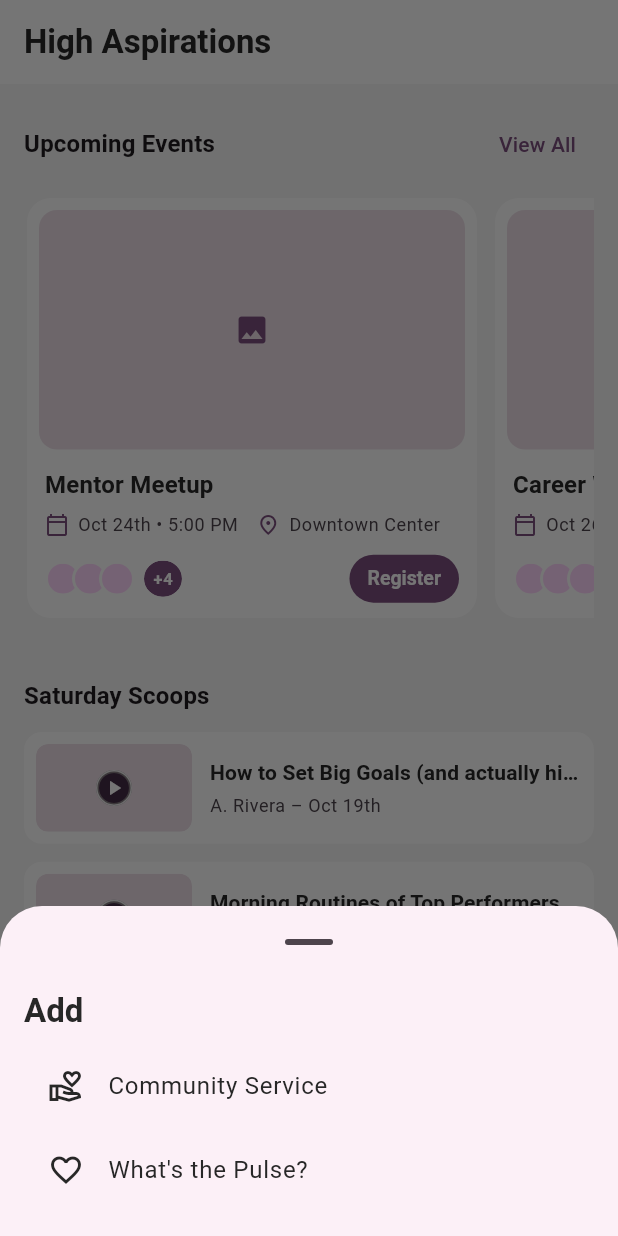
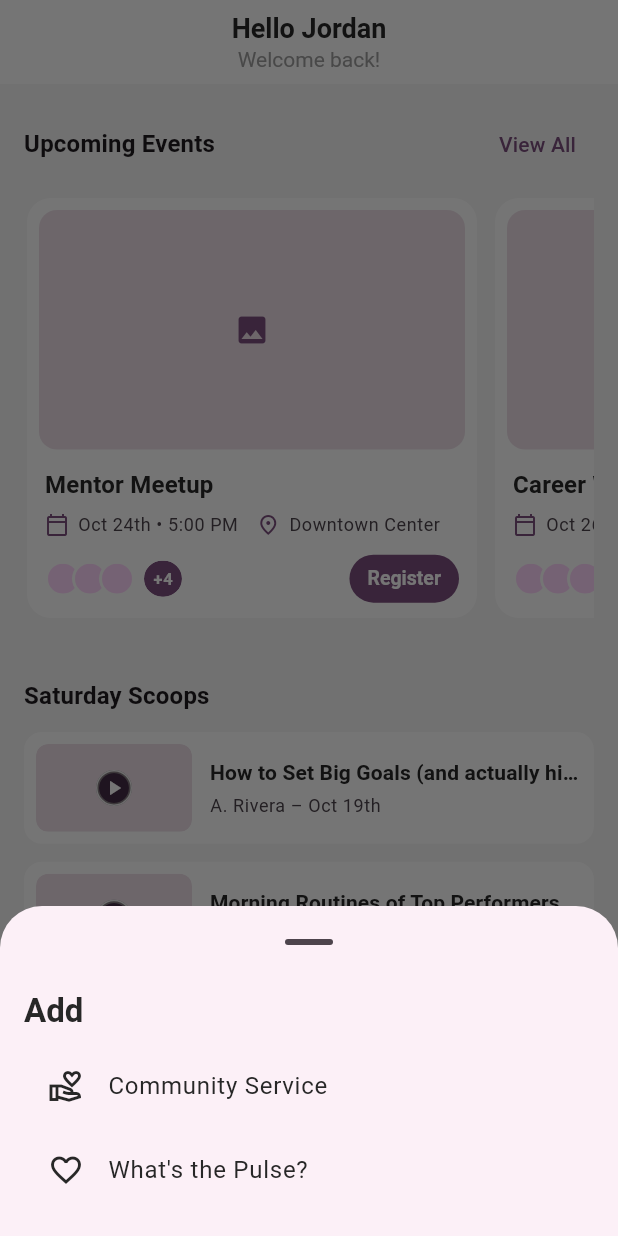
Before and after one commit to highaspirationskc/ha_mobile, a Flutter app: the screen it shows after launch, item 3 of the bottom bar chosen, on a phone screen of 412 x 824 dp. Run offline on Flutter 3.47's test engine with Material 3 defaults, Android fonts, the phone set to English and light mode, and no system bars; our stand-ins replace image_picker, table_calendar, youtube_player_iframe; missing offline and left inert: mobile_scanner; accounts and stored records are empty; network calls fail.

Commit message:
Styling fixes throughout

```diff
--- a/lib/data/mock/mock_messages.dart
+++ b/lib/data/mock/mock_messages.dart
@@ -10,6 +10,7 @@ final List<Message> mockMessages = [
         'Just wanted to check in and see how your day is going. Any questions about the project we discussed yesterday?',
     author: mockMentor,
     createdAt: DateTime.now().subtract(const Duration(hours: 2)),
+    read: true,
   ),
 
   Message(
@@ -19,6 +20,7 @@ final List<Message> mockMessages = [
         'We\'re excited to announce some new features in our mentoring platform! You can now track your progress and set reminders.',
     author: mockStaff,
     createdAt: DateTime.now().subtract(const Duration(hours: 4)),
+    read: false,
   ),
 
   Message(
@@ -28,6 +30,7 @@ final List<Message> mockMessages = [
         'Confirming our meeting tomorrow at 2 PM. I\'ve prepared some materials that I think will be really helpful for your goals.',
     author: mockMentor,
     createdAt: DateTime.now().subtract(const Duration(hours: 6)),
+    read: true,
   ),
 
   Message(
@@ -37,6 +40,7 @@ final List<Message> mockMessages = [
         'Don\'t forget about the time management workshop this evening at 6 PM. It\'s going to be really valuable for your productivity.',
     author: mockStaff,
     createdAt: DateTime.now().subtract(const Duration(hours: 8)),
+    read: false,
   ),
 
   Message(
@@ -46,6 +50,7 @@ final List<Message> mockMessages = [
         'I saw your latest assignment submission and I\'m really impressed with the improvement. Your attention to detail has really grown.',
     author: mockMentor,
     createdAt: DateTime.now().subtract(const Duration(hours: 10)),
+    read: true,
   ),
 
   // YESTERDAY'S MESSAGES (8 messages)
@@ -56,6 +61,7 @@ final List<Message> mockMessages = [
         'I found this great online course that I think would be perfect for your learning goals. Check out the link I sent.',
     author: mockMentor,
     createdAt: DateTime.now().subtract(const Duration(days: 1, hours: 2)),
+    read: true,
   ),
 
   Message(
@@ -65,6 +71,7 @@ final List<Message> mockMessages = [
         'Join us for our monthly community service project this Saturday. We\'ll be working with local organizations to make a positive impact.',
     author: mockStaff,
     createdAt: DateTime.now().subtract(const Duration(days: 1, hours: 4)),
+    read: false,
   ),
 
   Message(
@@ -74,6 +81,7 @@ final List<Message> mockMessages = [
         'Here are some effective study techniques I\'ve seen work well: 1) Pomodoro technique for focus, 2) Active recall for retention.',
     author: mockMentor,
     createdAt: DateTime.now().subtract(const Duration(days: 1, hours: 6)),
+    read: true,
   ),
 
   Message(
@@ -83,6 +91,7 @@ final List<Message> mockMessages = [
         'Several new scholarship opportunities have been added to our database. These are specifically for students in our program.',
     author: mockStaff,
     createdAt: DateTime.now().subtract(const Duration(days: 1, hours: 8)),
+    read: false,
   ),
 
   Message(
@@ -92,6 +101,7 @@ final List<Message> mockMessages = [
         'Based on our conversations about your interests, I think you\'d excel in STEM fields. Let\'s explore some career paths.',
     author: mockMentor,
     createdAt: DateTime.now().subtract(const Duration(days: 1, hours: 10)),
+    read: true,
   ),
 
   Message(
@@ -101,6 +111,7 @@ final List<Message> mockMessages = [
         'Struggling with a particular subject? We\'ve expanded our academic support resources including tutoring and study groups.',
     author: mockStaff,
     createdAt: DateTime.now().subtract(const Duration(days: 1, hours: 12)),
+    read: false,
   ),
 
   Message(
@@ -110,6 +121,7 @@ final List<Message> mockMessages = [
         'There\'s a networking event next week that I think would be perfect for you. It\'s focused on young professionals in tech.',
     author: mockMentor,
     createdAt: DateTime.now().subtract(const Duration(days: 1, hours: 14)),
+    read: true,
   ),
 
   Message(
@@ -119,6 +131,7 @@ final List<Message> mockMessages = [
         'Having trouble with the app or online platform? Our tech support team is available Monday-Friday, 9 AM - 5 PM.',
     author: mockStaff,
     createdAt: DateTime.now().subtract(const Duration(days: 1, hours: 16)),
+    read: false,
   ),
 
   // LAST WEEK'S MESSAGES (12 messages)
@@ -129,6 +142,7 @@ final List<Message> mockMessages = [
         'Welcome to our mentoring program! I\'m excited to work with you and help you achieve your goals.',
     author: mockMentor,
     createdAt: DateTime.now().subtract(const Duration(days: 2, hours: 3)),
+    read: true,
   ),
 
   Message(
@@ -138,6 +152,7 @@ final List<Message> mockMessages = [
         'Please review the updated program policies that will take effect next month. Key changes include new meeting requirements.',
     author: mockStaff,
     createdAt: DateTime.now().subtract(const Duration(days: 2, hours: 5)),
+    read: false,
   ),
 
   Message(
@@ -147,6 +162,7 @@ final List<Message> mockMessages = [
         'I wanted to congratulate you on the excellent work you\'ve done this week. Your dedication is really paying off!',
     author: mockMentor,
     createdAt: DateTime.now().subtract(const Duration(days: 3, hours: 2)),
+    read: true,
   ),
 
   Message(
@@ -156,6 +172,7 @@ final List<Message> mockMessages = [
         'Your feedback is important to us! Please take 5 minutes to complete our quarterly survey about your mentoring experience.',
     author: mockStaff,
     createdAt: DateTime.now().subtract(const Duration(days: 3, hours: 4)),
+    read: false,
   ),
 
   Message(
@@ -165,6 +182,7 @@ final List<Message> mockMessages = [
         'Let\'s set some specific, measurable goals for the next quarter. I\'d like to hear your thoughts on what you want to achieve.',
     author: mockMentor,
     createdAt: DateTime.now().subtract(const Duration(days: 4, hours: 1)),
+    read: true,
   ),
 
   Message(
@@ -174,6 +192,7 @@ final List<Message> mockMessages = [
         'Check out our updated workshop schedule for February! We\'ve added new sessions on financial literacy and career exploration.',
     author: mockStaff,
     createdAt: DateTime.now().subtract(const Duration(days: 4, hours: 3)),
+    read: false,
   ),
 
   Message(
@@ -183,6 +202,7 @@ final List<Message> mockMessages = [
         'I reviewed your latest project submission and I\'m impressed with the creativity and attention to detail.',
     author: mockMentor,
     createdAt: DateTime.now().subtract(const Duration(days: 5, hours: 2)),
+    read: true,
   ),
 
   Message(
@@ -192,6 +212,7 @@ final List<Message> mockMessages = [
         'Your mental health and wellbeing are our priority. We\'ve partnered with local counselors to provide free, confidential support.',
     author: mockStaff,
     createdAt: DateTime.now().subtract(const Duration(days: 5, hours: 4)),
+    read: false,
   ),
 
   Message(
@@ -201,6 +222,7 @@ final List<Message> mockMessages = [
         'I\'ve noticed your natural leadership abilities. Let\'s explore ways to develop these skills further through volunteer opportunities.',
     author: mockMentor,
     createdAt: DateTime.now().subtract(const Duration(days: 6, hours: 1)),
+    read: true,
   ),
 
   Message(
@@ -210,6 +232,7 @@ final List<Message> mockMessages = [
         'We\'re implementing a new parent communication system to keep families better informed about their student\'s progress.',
     author: mockStaff,
     createdAt: DateTime.now().subtract(const Duration(days: 6, hours: 3)),
+    read: false,
   ),
 
   Message(
@@ -219,6 +242,7 @@ final List<Message> mockMessages = [
         'I\'ve compiled a list of summer internship opportunities that match your interests and skill level.',
     author: mockMentor,
     createdAt: DateTime.now().subtract(const Duration(days: 7, hours: 2)),
+    read: true,
   ),
 
   Message(
@@ -228,5 +252,6 @@ final List<Message> mockMessages = [
         'Great news! Our program participants have shown a 25% improvement in academic performance this semester.',
     author: mockStaff,
     createdAt: DateTime.now().subtract(const Duration(days: 7, hours: 4)),
+    read: false,
   ),
 ];
--- a/lib/presentation/screens/root_shell.dart
+++ b/lib/presentation/screens/root_shell.dart
@@ -25,6 +25,9 @@ import 'pulses_screen.dart';
 // Entities
 import '../../business/events/entities/event.dart';
 import '../../business/scoops/entities/scoop.dart';
+
+// Mock data
+import '../../data/mock/mock_messages.dart';
 
 class RootShell extends StatefulWidget {
   const RootShell({super.key});
@@ -123,6 +126,7 @@ class _RootShellState extends State<RootShell> {
       AppRoutes.calendar => 'Calendar',
       AppRoutes.scoopDetail => 'Saturday Scoop',
       AppRoutes.checkInScanner => '', // hide app bar; shell will handle
+      AppRoutes.homeRoot => 'Hello ${currentUser.firstName ?? 'there'}',
       _ => 'High Aspirations',
     },
   );
@@ -328,12 +332,15 @@ class _RootShellState extends State<RootShell> {
         final hideAppBar = _shouldHideAppBar(currentRoute);
         final hideNavBar = _shouldHideNavBar(currentRoute);
 
+        // Count unread messages for notification badge
+        final unreadCount = mockMessages.where((msg) => !msg.read).length;
+
         // Build NavigationBar destinations
         final navItems = <(Widget, Widget, String)>[
           (const Icon(Icons.home_outlined), const Icon(Icons.home), 'Home'),
           (
-            const Icon(Icons.notifications_outlined),
-            const Icon(Icons.notifications),
+            _buildNotificationIcon(Icons.notifications_outlined, unreadCount),
+            _buildNotificationIcon(Icons.notifications, unreadCount),
             'Notifications',
           ),
           if (isMentee)
@@ -358,6 +365,28 @@ class _RootShellState extends State<RootShell> {
                 ? null
                 : HAAppBar(
                     title: title,
+                    titleWidget: currentRoute == AppRoutes.homeRoot
+                        ? Column(
+                            mainAxisSize: MainAxisSize.min,
+                            children: [
+                              Text(
+                                'Hello ${currentUser.firstName ?? 'there'}',
+                                style: const TextStyle(
+                                  fontWeight: FontWeight.w600,
+                                  fontSize: 18,
+                                ),
+                              ),
+                              const Text(
+                                'Welcome back!',
+                                style: TextStyle(
+                                  fontWeight: FontWeight.w400,
+                                  fontSize: 14,
+                                  color: Colors.grey,
+                                ),
+                              ),
+                            ],
+                          )
+                        : null,
                     showBack:
                         ([_homeKey, _notiKey, _menteesKey, _profileKey]
                             .where((k) => tabs.any((t) => t.key == k))
@@ -408,6 +437,31 @@ class _RootShellState extends State<RootShell> {
       },
     );
   }
+
+  Widget _buildNotificationIcon(IconData icon, int unreadCount) {
+    if (unreadCount == 0) {
+      return Icon(icon);
+    }
+
+    return Stack(
+      clipBehavior: Clip.none,
+      children: [
+        Icon(icon),
+        Positioned(
+          right: 0,
+          top: 0,
+          child: Container(
+            width: 12,
+            height: 12,
+            decoration: const BoxDecoration(
+              color: Colors.red,
+              shape: BoxShape.circle,
+            ),
+          ),
+        ),
+      ],
+    );
+  }
 }
 
 class _TabObserver extends NavigatorObserver {
--- a/lib/presentation/widgets/ha_app_bar.dart
+++ b/lib/presentation/widgets/ha_app_bar.dart
@@ -2,6 +2,7 @@ import 'package:flutter/material.dart';
 
 class HAAppBar extends StatelessWidget implements PreferredSizeWidget {
   final String title;
+  final Widget? titleWidget;
   final bool showBack;
   final VoidCallback? onBack;
   final List<Widget>? actions;
@@ -9,6 +10,7 @@ class HAAppBar extends StatelessWidget implements PreferredSizeWidget {
   const HAAppBar({
     super.key,
     required this.title,
+    this.titleWidget,
     this.showBack = false,
     this.onBack,
     this.actions,
@@ -27,8 +29,10 @@ class HAAppBar extends StatelessWidget implements PreferredSizeWidget {
               tooltip: 'Back',
             )
           : null,
-      title: Text(title, style: const TextStyle(fontWeight: FontWeight.w600)),
-      centerTitle: false,
+      title:
+          titleWidget ??
+          Text(title, style: const TextStyle(fontWeight: FontWeight.w600)),
+      centerTitle: true,
       actions: actions,
     );
   }
--- a/lib/presentation/widgets/list_tile_message.dart
+++ b/lib/presentation/widgets/list_tile_message.dart
@@ -21,9 +21,10 @@ class ListTileMessage extends StatelessWidget {
     final authorName = _fullName(author);
     final showMentorChip = _isFromMyMentor(author);
     final rel = _relativeTime(message.updatedAt ?? message.createdAt);
+    final isRead = message.read;
 
     return Material(
-      color: Colors.white,
+      color: isRead ? cs.surface : Colors.white,
       borderRadius: BorderRadius.circular(12),
       child: InkWell(
         borderRadius: BorderRadius.circular(12),
```
Also changed, not shown: lib/business/messages/entities/message.dart (+16 -3 lines), lib/presentation/screens/check_in_scanner.dart (+6 -18 lines), lib/presentation/screens/event_detail_screen.dart (+58 -56 lines), lib/presentation/screens/notifications_screen.dart (+26 -7 lines), lib/presentation/widgets/bottom_sheet_pulse.dart (+0 -9 lines), lib/presentation/widgets/bottom_sheet_event_check_in.dart (added).
